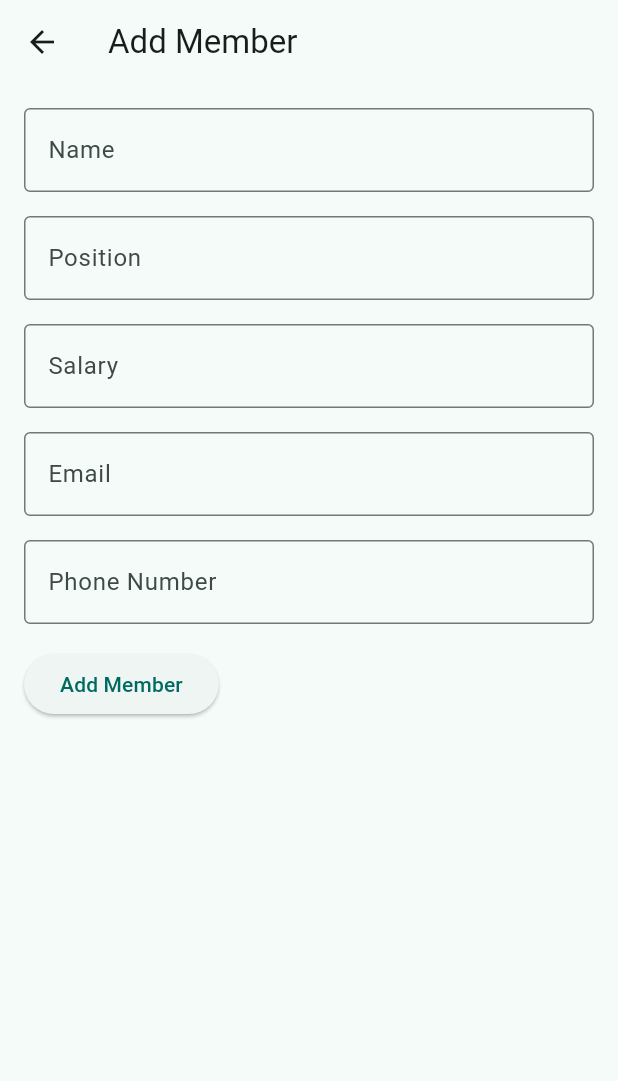
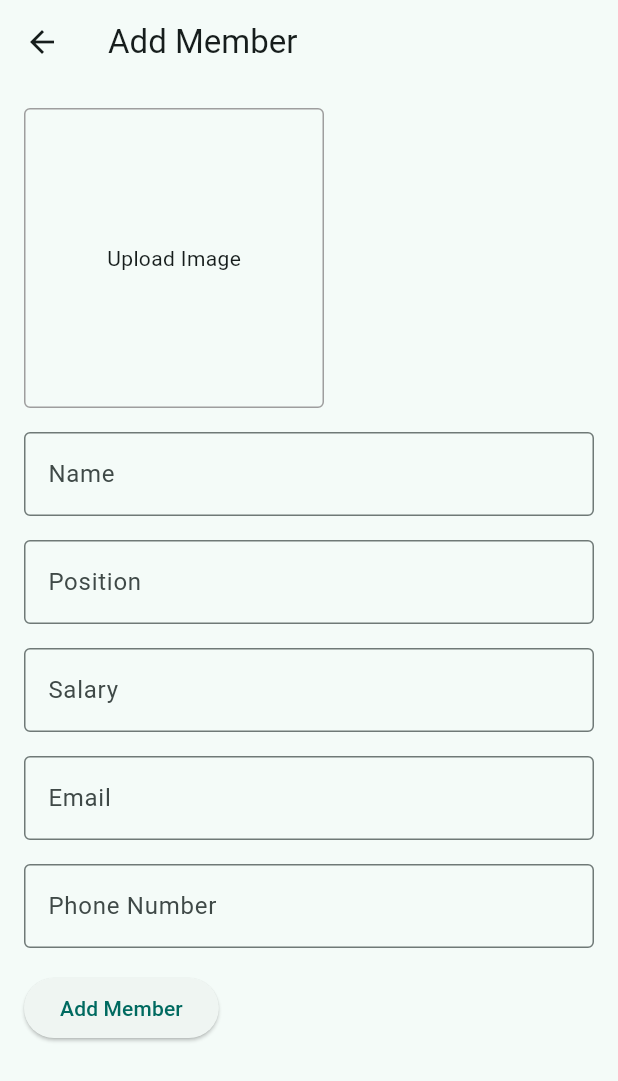
Before and after one commit to wiyantoeric/pegawai_app, a Flutter app: the AddMemberPage screen opened by its route, after a tap on "Add Member", on a phone screen of 412 x 824 dp. Shown: the top 1081 px of the screen. Run offline on Flutter 3.47's test engine with Material 3 defaults, Android fonts, the phone set to English and light mode, and no system bars; our stand-ins replace connectivity_plus, file_picker, flutter_dotenv, go_router, supabase_flutter; accounts and stored records are empty.

Commit message:
add staff picture

```diff
--- a/lib/logic/member_logic.dart
+++ b/lib/logic/member_logic.dart
@@ -6,7 +6,7 @@ Future<StaffMember> fetchMemberDetails({required String staffMemberId}) async {
       await SupabaseDatabase().readAllStaffMembers() as List<StaffMember>;
 
   final StaffMember foundMember = staffMembers
-      .firstWhere((member) => member.staff_member_id == staffMemberId);
+      .firstWhere((member) => member.staffMemberId == staffMemberId);
 
   return foundMember;
 }
--- a/lib/main.dart
+++ b/lib/main.dart
@@ -6,7 +6,7 @@ import 'package:flutter_dotenv/flutter_dotenv.dart';
 Future<void> main() async {
   await dotenv.load(fileName: ".env");
 
-  const supabaseUrl = 'https://lkupxvuaxwhnjfdcrnte.supabase.co';
+  final supabaseUrl = dotenv.get('SUPABASE_URL');
   final supabaseKey = dotenv.get('SUPABASE_KEY');
 
   await Supabase.initialize(url: supabaseUrl, anonKey: supabaseKey);
--- a/lib/model/staff_member.dart
+++ b/lib/model/staff_member.dart
@@ -1,39 +1,44 @@
 class StaffMember {
-  late String staff_member_id; // Assuming you have an ID field in your table
+  late String staffMemberId;
   late String name;
   late String position;
   late int salary;
   late String email;
   late String phoneNumber;
+  late String? pictureUrl;
 
   StaffMember({
-    required this.staff_member_id,
+    required this.staffMemberId,
     required this.name,
     required this.position,
     required this.salary,
     required this.email,
     required this.phoneNumber,
+    this.pictureUrl,
   });
 
   factory StaffMember.fromJson(Map<String, dynamic> json) {
     return StaffMember(
-      staff_member_id: json['staff_member_id'] as String,
+      staffMemberId: json['staff_member_id'] as String,
       name: json['name'] as String,
       position: json['position'] as String,
       salary: json['salary'] as int,
       email: json['email'] as String,
       phoneNumber: json['phone_number'] as String,
+      pictureUrl:
+          (json['picture_url'] == null) ? null : json['picture_url'] as String,
     );
   }
 
   Map<String, dynamic> toJson() {
     return {
-      'staff_member_id': staff_member_id,
+      'staff_member_id': staffMemberId,
       'name': name,
       'position': position,
       'salary': salary,
       'email': email,
       'phone_number': phoneNumber,
+      'picture_url': (pictureUrl == '') ? null : pictureUrl,
     };
   }
 }
--- a/lib/pages/add_member_page.dart
+++ b/lib/pages/add_member_page.dart
@@ -1,3 +1,6 @@
+import 'dart:io';
+
+import 'package:file_picker/file_picker.dart';
 import 'package:flutter/material.dart';
 import 'package:go_router/go_router.dart';
 import 'package:pegawai_app/database/supabase_db.dart';
@@ -19,6 +22,8 @@ class _AddMemberPageState extends State<AddMemberPage> {
   final TextEditingController emailController = TextEditingController();
   final TextEditingController phoneNumberController = TextEditingController();
 
+  String? staffPicturePath;
+
   @override
   Widget build(BuildContext context) {
     return Scaffold(
@@ -36,6 +41,50 @@ class _AddMemberPageState extends State<AddMemberPage> {
             Column(
               crossAxisAlignment: CrossAxisAlignment.start,
               children: [
+                InkWell(
+                  onTap: () async {
+                    FilePickerResult? result =
+                        await FilePicker.platform.pickFiles();
+
+                    setState(() {
+                      try {
+                        staffPicturePath = result!.files.single.path!;
+                      } catch (e) {
+                        print(e);
+                      }
+                    });
+                  },
+                  child: (staffPicturePath == null)
+                      ? Container(
+                          width: 200,
+                          height: 200,
+                          padding: const EdgeInsets.all(32.0),
+                          decoration: BoxDecoration(
+                            border: Border.all(color: Colors.grey),
+                            // color: Theme.of(context).colorScheme.surfaceVariant,
+                            borderRadius: BorderRadius.circular(4.0),
+                          ),
+                          child: const Center(
+                            child: Text('Upload Image'),
+                          ),
+                        )
+                      : Container(
+                          width: 200,
+                          height: 200,
+                          decoration: BoxDecoration(
+                            border: Border.all(color: Colors.grey),
+                            // color: Theme.of(context).colorScheme.surfaceVariant,
+                            borderRadius: BorderRadius.circular(4.0),
+                          ),
+                          child: Image.file(
+                            // Display the selected image
+                            File(staffPicturePath!),
+                            height: 200,
+                            fit: BoxFit.cover,
+                          ),
+                        ),
+                ),
+                const SizedBox(height: 16.0),
                 TextField(
                   controller: nameController,
                   decoration: const InputDecoration(
@@ -85,9 +134,15 @@ class _AddMemberPageState extends State<AddMemberPage> {
                         // Show an error message or snackbar indicating the fields are required
                         return;
                       }
+
+                      File? image;
+                      if (staffPicturePath != null) {
+                        image = File(staffPicturePath!);
+                      }
+
                       // Create a new staff member
                       final newMember = StaffMember(
-                        staff_member_id: const Uuid().v1(),
+                        staffMemberId: const Uuid().v1(),
                         name: nameController.text,
                         position: positionController.text,
                         salary: int.parse(salaryController.text),
@@ -96,7 +151,8 @@ class _AddMemberPageState extends State<AddMemberPage> {
                       );
 
                       // Insert the new member into the database
-                      await supabaseDatabase.createStaffMember(newMember);
+                      await supabaseDatabase.createStaffMember(newMember,
+                          staffPicture: image);
                     } catch (e) {
                       print(e);
                     }
--- a/lib/pages/home_page.dart
+++ b/lib/pages/home_page.dart
@@ -114,8 +114,8 @@ class _HomePageState extends State<HomePage> {
                                       context.goNamed(
                                         'member_detail',
                                         pathParameters: {
-                                          'staff_member_id': staffMembers[index]
-                                              .staff_member_id
+                                          'staff_member_id':
+                                              staffMembers[index].staffMemberId
                                         },
                                       );
                                     },
--- a/pubspec.yaml
+++ b/pubspec.yaml
@@ -18,6 +18,7 @@ dependencies:
   file_picker: ^6.1.1
   connectivity_plus: ^4.0.2
   flutter_dotenv: ^5.1.0
+  path: ^1.8.3
 
 dev_dependencies:
   flutter_test:
```
Also changed, not shown: lib/database/supabase_db.dart (+55 -5 lines), lib/pages/detail_member_page.dart (added, +168 -0 lines), lib/pages/edit_member_page.dart (+77 -24 lines), lib/pages/member_detail.dart (deleted, +0 -123 lines), lib/router.dart (+9 -6 lines), pubspec.lock, 1 other file.
